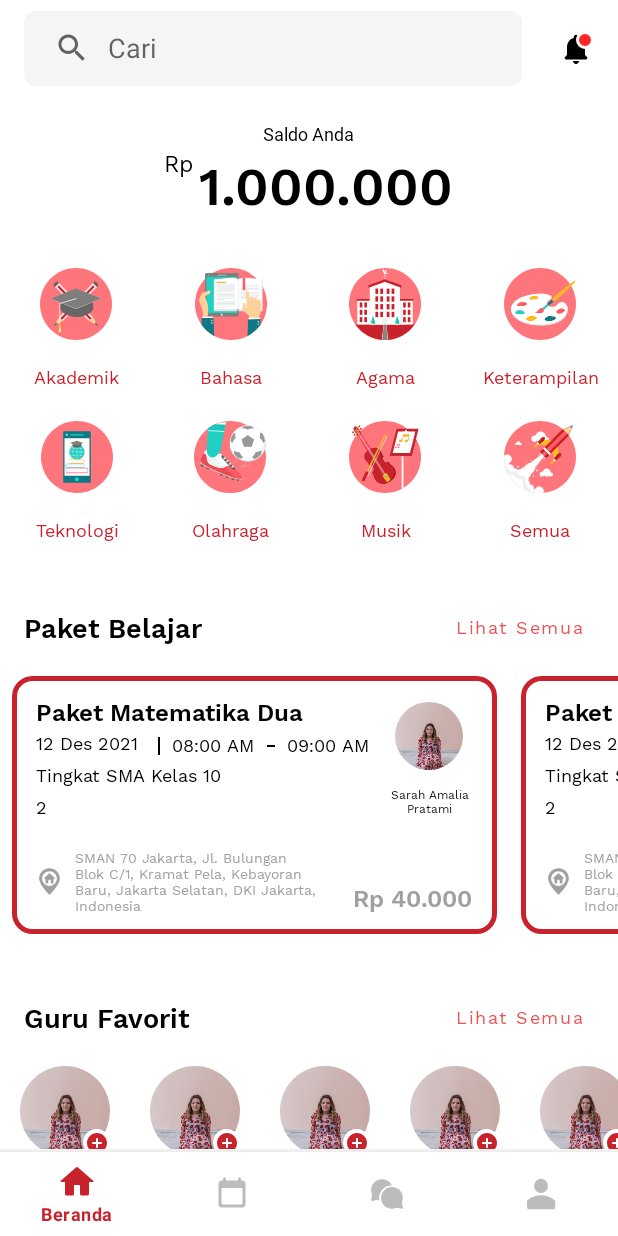
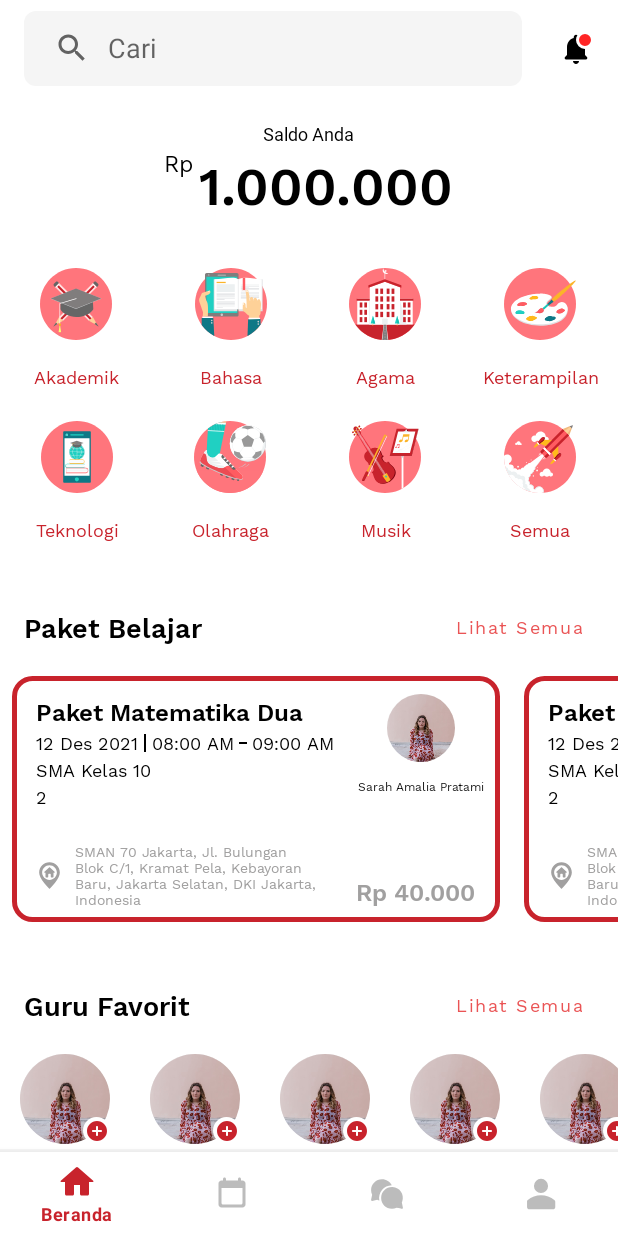
Before and after one commit to feryp/KelasBangsaMurid, an Android app: the HomeFragment screen opened directly, with no data from a screen before it, on a phone screen of 412 x 824 dp. Run offline under Robolectric (Android 15) with nearby library versions, the phone set to English and light mode, and no system bars; our stand-ins replace CircleImageView.

Commit message:
edit item_slider_paket_belajar.xml, tambah tingkat kelas di model PaketBelajar.kt

```diff
--- a/app/src/main/AndroidManifest.xml
+++ b/app/src/main/AndroidManifest.xml
@@ -11,7 +11,7 @@
         android:supportsRtl="true"
         android:theme="@style/AppTheme">
         <activity android:name=".NewPasswordActivity"></activity>
-        <activity android:name=".VerificationOTPActivity" />
+        <activity android:name=".VerificationForgotPasswordActivity" />
         <activity android:name=".ForgotPasswordActivity" />
         <activity android:name=".EditProfileActivity" />
         <activity android:name=".PersonalInfoActivity" />
--- a/app/src/main/java/com/kelasbangsa/murid/ForgotPasswordActivity.kt
+++ b/app/src/main/java/com/kelasbangsa/murid/ForgotPasswordActivity.kt
@@ -25,7 +25,7 @@ class ForgotPasswordActivity : AppCompatActivity() {
         }
 
         btnKirim?.setOnClickListener {
-            val kirimEmail = Intent(this, VerificationOTPActivity::class.java)
+            val kirimEmail = Intent(this, VerificationForgotPasswordActivity::class.java)
             startActivity(kirimEmail)
         }
     }
--- a/app/src/main/java/com/kelasbangsa/murid/VerificationOTPActivity.kt
+++ b/app/src/main/java/com/kelasbangsa/murid/VerificationForgotPasswordActivity.kt
@@ -9,7 +9,7 @@ import android.widget.Toast
 import com.goodiebag.pinview.Pinview
 import com.google.android.material.button.MaterialButton
 
-class VerificationOTPActivity : AppCompatActivity() {
+class VerificationForgotPasswordActivity : AppCompatActivity() {
 
     var btnBack : ImageButton? = null
     var btnKirimKode : MaterialButton? = null
@@ -17,7 +17,7 @@ class VerificationOTPActivity : AppCompatActivity() {
 
     override fun onCreate(savedInstanceState: Bundle?) {
         super.onCreate(savedInstanceState)
-        setContentView(R.layout.activity_verification_otp)
+        setContentView(R.layout.activity_verification_forgot_password)
 
         //INIT VIEW
         btnBack = findViewById(R.id.btn_back)
--- a/app/src/main/java/com/kelasbangsa/murid/adapter/SliderPakerBelajarAdapter.kt
+++ b/app/src/main/java/com/kelasbangsa/murid/adapter/SliderPakerBelajarAdapter.kt
@@ -5,6 +5,7 @@ import android.view.View
 import android.view.ViewGroup
 import android.widget.LinearLayout
 import android.widget.TextView
+import androidx.constraintlayout.widget.ConstraintLayout
 import androidx.recyclerview.widget.RecyclerView
 import com.kelasbangsa.murid.R
 import com.kelasbangsa.murid.model.PaketBelajar
@@ -14,7 +15,7 @@ class SliderPakerBelajarAdapter(
     private val data: List<PaketBelajar>
 ) : RecyclerView.Adapter<SliderPakerBelajarAdapter.SliderPaketBelajarViewHolder>() {
 
-    private val items : MutableList<LinearLayout>
+    private val items : MutableList<ConstraintLayout>
 
     init {
         this.items = ArrayList()
@@ -33,7 +34,8 @@ class SliderPakerBelajarAdapter(
         holder.tvTanggal.text = data[position].tglPaket
         holder.tvJamMulai.text = data[position].jamMulaiPaket
         holder.tvJamSelesai.text = data[position].jamSelesaiPaket
-        holder.tvTingkatPendidikan.text = data[position].tingkatPendidikanPaket
+        holder.tvTingPendidikan.text = data[position].tingkatPendidikanPaket
+        holder.tvTingKelas.text = data[position].tingkatKelasPaket
         holder.tvPeserta.text = data[position].jumlahPesertaPaket.toString()
         holder.imFotoGuru.setImageResource(data.get(position).fotoGuru)
         holder.tvNamaGuru.text = data[position].namaGuru
@@ -53,17 +55,18 @@ class SliderPakerBelajarAdapter(
     internal constructor(
         itemView: View
     ) : RecyclerView.ViewHolder(itemView){
-        val tvNamaPaket : TextView = itemView.findViewById(R.id.tv_item_nama_paket)
-        val tvTanggal : TextView = itemView.findViewById(R.id.tv_item_tgl_paket)
-        val tvJamMulai : TextView = itemView.findViewById(R.id.tv_item_jam_mulai_paket)
-        val tvJamSelesai : TextView = itemView.findViewById(R.id.tv_item_jam_selesai_paket)
-        val tvTingkatPendidikan : TextView = itemView.findViewById(R.id.tv_item_tingkat_pendidikan_paket)
-        val tvPeserta : TextView = itemView.findViewById(R.id.tv_item_peserta_paket)
+        val tvNamaPaket : TextView = itemView.findViewById(R.id.tv_nama_paket)
+        val tvTanggal : TextView = itemView.findViewById(R.id.tv_tgl_paket)
+        val tvJamMulai : TextView = itemView.findViewById(R.id.tv_jam_mulai_paket)
+        val tvJamSelesai : TextView = itemView.findViewById(R.id.tv_jam_selesai_paket)
+        val tvTingPendidikan : TextView = itemView.findViewById(R.id.tv_tingkat_pendidikan_paket)
+        val tvTingKelas : TextView = itemView.findViewById(R.id.tv_tingkat_kelas_paket)
+        val tvPeserta : TextView = itemView.findViewById(R.id.tv_jumlah_peserta_paket)
         val imFotoGuru : CircleImageView = itemView.findViewById(R.id.foto_guru_paket)
-        val tvNamaGuru : TextView = itemView.findViewById(R.id.tv_item_nama_guru_paket)
-        val tvAlamat : TextView = itemView.findViewById(R.id.tv_item_alamat_paket)
-        val tvHarga : TextView = itemView.findViewById(R.id.tv_item_harga_paket)
-        val card : LinearLayout = itemView.findViewById(R.id.card_paket_belajar)
+        val tvNamaGuru : TextView = itemView.findViewById(R.id.tv_nama_guru_paket)
+        val tvAlamat : TextView = itemView.findViewById(R.id.tv_alamat_paket)
+        val tvHarga : TextView = itemView.findViewById(R.id.tv_harga_paket)
+        val card : ConstraintLayout = itemView.findViewById(R.id.card_paket_belajar)
     }
 
 }
--- a/app/src/main/java/com/kelasbangsa/murid/fragment/HomeFragment.kt
+++ b/app/src/main/java/com/kelasbangsa/murid/fragment/HomeFragment.kt
@@ -45,7 +45,8 @@ class HomeFragment : Fragment() {
                             "12 Des 2021",
                             "08:00 AM",
                             "09:00 AM",
-                            "Tingkat SMA Kelas 10",
+                            "SMA",
+                            "Kelas 10",
                             2,
                             R.drawable.foto_example,
                             "Sarah Amalia Pratami",
--- a/app/src/main/java/com/kelasbangsa/murid/model/PaketBelajar.kt
+++ b/app/src/main/java/com/kelasbangsa/murid/model/PaketBelajar.kt
@@ -6,6 +6,7 @@ data class PaketBelajar (
     var jamMulaiPaket : String,
     var jamSelesaiPaket : String,
     var tingkatPendidikanPaket : String,
+    var tingkatKelasPaket : String,
     var jumlahPesertaPaket : Int,
     var fotoGuru : Int,
     var namaGuru : String,
--- a/app/src/main/res/layout/activity_verification_otp.xml
+++ b/app/src/main/res/layout/activity_verification_forgot_password.xml
@@ -6,7 +6,7 @@
     android:layout_width="match_parent"
     android:layout_height="match_parent"
     android:orientation="vertical"
-    tools:context=".VerificationOTPActivity">
+    tools:context=".VerificationForgotPasswordActivity">
 
     <com.google.android.material.appbar.AppBarLayout
         android:id="@+id/app_bar_layout"
@@ -132,7 +132,7 @@
             <com.google.android.material.button.MaterialButton
                 android:id="@+id/btn_kirim_ulang_kode"
                 style="@style/Widget.MaterialComponents.Button.TextButton"
-                android:layout_width="wrap_content"
+                android:layout_width="match_parent"
                 android:layout_height="wrap_content"
                 android:fontFamily="@font/work_sans_bold"
                 android:text="@string/btn_kirim_ulang_kode"
--- a/app/src/main/res/layout/item_slider_paket_belajar.xml
+++ b/app/src/main/res/layout/item_slider_paket_belajar.xml
@@ -1,81 +1,70 @@
 <?xml version="1.0" encoding="utf-8"?>
-<LinearLayout xmlns:android="http://schemas.android.com/apk/res/android"
+<androidx.constraintlayout.widget.ConstraintLayout
+    xmlns:android="http://schemas.android.com/apk/res/android"
     xmlns:tools="http://schemas.android.com/tools"
     xmlns:app="http://schemas.android.com/apk/res-auto"
     android:id="@+id/card_paket_belajar"
-    android:layout_width="323dp"
+    android:layout_width="325dp"
     android:layout_height="wrap_content"
     android:orientation="vertical"
     android:layout_marginStart="8dp"
     android:layout_marginEnd="8dp"
     android:layout_marginTop="8dp"
     android:layout_marginBottom="8dp"
-    android:paddingStart="16dp"
-    android:paddingEnd="16dp"
-    android:paddingTop="12dp"
-    android:paddingBottom="12dp"
     android:background="@drawable/bg_item_paket_belajar">
 
-    <LinearLayout
-        android:layout_width="match_parent"
-        android:layout_height="wrap_content"
-        android:orientation="horizontal"
-        android:baselineAligned="false">
-
-        <LinearLayout
-            android:layout_width="0dp"
-            android:layout_height="wrap_content"
-            android:layout_weight="4"
-            android:orientation="vertical">
 
     <TextView
-                android:id="@+id/tv_item_nama_paket"
+        android:id="@+id/tv_nama_paket"
         android:layout_width="wrap_content"
         android:layout_height="wrap_content"
+        android:layout_marginStart="16dp"
+        android:layout_marginTop="12dp"
+        android:fontFamily="@font/work_sans_semi_bold"
+        android:textColor="@color/hitam"
         android:textSize="16sp"
-                android:textColor="@color/hitam"
-                android:fontFamily="@font/work_sans_semi_bold"
+        app:layout_constraintStart_toStartOf="parent"
+        app:layout_constraintTop_toTopOf="parent"
         tools:text="Paket Belajar" />
 
     <LinearLayout
+        android:id="@+id/layout_tgl_paket"
+        android:layout_width="0dp"
+        android:layout_height="wrap_content"
+        android:layout_marginStart="16dp"
+        android:gravity="left|center_vertical"
+        android:orientation="horizontal"
+        app:layout_constraintStart_toStartOf="parent"
+        app:layout_constraintTop_toBottomOf="@id/tv_nama_paket"
+        tools:ignore="RtlHardcoded">
+
+        <TextView
+            android:id="@+id/tv_tgl_paket"
             android:layout_width="wrap_content"
             android:layout_height="wrap_content"
-                android:gravity="center"
-                android:orientation="horizontal">
-
-                <TextView
-                    android:id="@+id/tv_item_tgl_paket"
-                    android:layout_width="wrap_content"
-                    android:layout_height="wrap_content"
-                    tools:text="12 Des 2020"
-                    app:autoSizeTextType="uniform"
-                    app:autoSizeMinTextSize="10sp"
-                    app:autoSizeMaxTextSize="12sp"
-                    app:autoSizeStepGranularity="1sp"
+            android:fontFamily="@font/work_sans_regular"
             android:textColor="@color/hitam"
-                    android:fontFamily="@font/work_sans_regular"
-                    tools:ignore="SmallSp,UnusedAttribute" />
+            android:textSize="12sp"
+            tools:ignore="UnusedAttribute"
+            tools:text="12 Des 2020" />
 
         <View
             android:layout_width="1dp"
             android:layout_height="12dp"
-                    android:layout_marginStart="3dp"
-                    android:layout_marginEnd="3dp"
+            android:layout_marginStart="4dp"
+            android:layout_marginEnd="4dp"
             android:background="@color/hitam" />
 
         <TextView
-                    android:id="@+id/tv_item_jam_mulai_paket"
+            android:id="@+id/tv_jam_mulai_paket"
             android:layout_width="wrap_content"
             android:layout_height="wrap_content"
-                    tools:text="08:00 AM"
+            android:fontFamily="@font/work_sans_regular"
             android:gravity="center"
-                    app:autoSizeTextType="uniform"
-                    app:autoSizeMinTextSize="10sp"
-                    app:autoSizeMaxTextSize="12sp"
-                    app:autoSizeStepGranularity="1sp"
             android:textColor="@color/hitam"
-                    android:fontFamily="@font/work_sans_regular"
-                    tools:ignore="SmallSp,UnusedAttribute" />
+            android:textSize="12sp"
+            tools:ignore="UnusedAttribute"
+            tools:text="08:00 AM" />
 
         <View
             android:layout_width="5dp"
@@ -85,84 +74,101 @@
             android:background="@color/hitam" />
 
         <TextView
-                    android:id="@+id/tv_item_jam_selesai_paket"
+            android:id="@+id/tv_jam_selesai_paket"
             android:layout_width="wrap_content"
             android:layout_height="wrap_content"
-                    tools:text="09:00 AM"
+            android:fontFamily="@font/work_sans_regular"
             android:gravity="center"
-                    app:autoSizeTextType="uniform"
-                    app:autoSizeMinTextSize="10sp"
-                    app:autoSizeMaxTextSize="12sp"
-                    app:autoSizeStepGranularity="1sp"
             android:textColor="@color/hitam"
-                    android:fontFamily="@font/work_sans_regular"
-                    tools:ignore="SmallSp,UnusedAttribute" />
+           android:textSize="12sp"
+            tools:ignore="UnusedAttribute"
+            tools:text="09:00 AM" />
 
     </LinearLayout>
 
     <TextView
-                android:id="@+id/tv_item_tingkat_pendidikan_paket"
+        android:id="@+id/tv_tingkat_pendidikan_paket"
         android:layout_width="wrap_content"
         android:layout_height="wrap_content"
-                app:autoSizeTextType="uniform"
-                app:autoSizeMinTextSize="10sp"
-                app:autoSizeMaxTextSize="12sp"
-                app:autoSizeStepGranularity="1sp"
+        android:layout_marginStart="16dp"
+        android:fontFamily="@font/work_sans_regular"
         android:textColor="@color/hitam"
-                android:fontFamily="@font/work_sans_regular"
-                tools:text="Tingkat SMA Kelas 10"
-                tools:ignore="SmallSp" />
+        android:textSize="12sp"
+        app:layout_constraintStart_toStartOf="parent"
+        app:layout_constraintTop_toBottomOf="@id/layout_tgl_paket"
+        tools:text="SMA" />
 
     <TextView
-                android:id="@+id/tv_item_peserta_paket"
+        android:id="@+id/tv_tingkat_kelas_paket"
         android:layout_width="wrap_content"
         android:layout_height="wrap_content"
-                app:autoSizeTextType="uniform"
-                app:autoSizeMinTextSize="10sp"
-                app:autoSizeMaxTextSize="12sp"
-                app:autoSizeStepGranularity="1sp"
+        android:layout_marginStart="4dp"
+        android:fontFamily="@font/work_sans_regular"
         android:textColor="@color/hitam"
+        android:textSize="12sp"
+        app:layout_constraintStart_toEndOf="@+id/tv_tingkat_pendidikan_paket"
+        app:layout_constraintTop_toBottomOf="@id/layout_tgl_paket"
+        tools:text="Kelas 10" />
+
+    <TextView
+        android:id="@+id/tv_jumlah_peserta_paket"
+        android:layout_width="wrap_content"
+        android:layout_height="wrap_content"
+        android:layout_marginStart="16dp"
         android:fontFamily="@font/work_sans_regular"
-                tools:text="2 Peserta"
-                tools:ignore="SmallSp" />
+        android:textColor="@color/hitam"
+        android:textSize="12sp"
+        app:layout_constraintStart_toStartOf="parent"
+        app:layout_constraintTop_toBottomOf="@id/tv_tingkat_pendidikan_paket"
+        tools:text="2 Peserta" />
 
-        </LinearLayout>
 
     <LinearLayout
-            android:layout_width="0dp"
-            android:layout_height="match_parent"
-            android:layout_weight="1"
+        android:id="@+id/linearLayout3"
+        android:layout_width="wrap_content"
+        android:layout_height="wrap_content"
+        android:layout_marginTop="12dp"
+        android:layout_marginEnd="10dp"
         android:gravity="center"
-            android:orientation="vertical">
+        android:orientation="vertical"
+        app:layout_constraintEnd_toEndOf="parent"
+        app:layout_constraintTop_toTopOf="parent">
 
         <de.hdodenhof.circleimageview.CircleImageView
             android:id="@+id/foto_guru_paket"
             android:layout_width="45dp"
             android:layout_height="45dp"
-                android:background="@drawable/ic_placeholder"/>
+            android:background="@drawable/ic_placeholder" />
 
         <TextView
-                android:id="@+id/tv_item_nama_guru_paket"
+            android:id="@+id/tv_nama_guru_paket"
             android:layout_width="wrap_content"
             android:layout_height="wrap_content"
+            android:layout_marginTop="10dp"
+            android:fontFamily="@font/work_sans_regular"
             android:gravity="center"
-                android:layout_marginTop="10dp"
+            android:textColor="@color/hitam"
             android:textSize="8sp"
-                android:textColor="@color/hitam"
-                android:fontFamily="@font/work_sans_regular"
-                tools:text="John Doe"
-                tools:ignore="SmallSp" />
+            tools:ignore="SmallSp"
+            tools:text="John Doe" />
+
 
     </LinearLayout>
 
-    </LinearLayout>
 
     <LinearLayout
-        android:layout_width="match_parent"
+        android:layout_width="0dp"
         android:layout_height="wrap_content"
-        android:layout_marginTop="14dp"
+        android:layout_marginStart="16dp"
+        android:layout_marginTop="20dp"
+        android:layout_marginEnd="16dp"
+        android:layout_marginBottom="8dp"
+        android:baselineAligned="false"
         android:orientation="horizontal"
-        android:baselineAligned="false">
+        app:layout_constraintBottom_toBottomOf="parent"
+        app:layout_constraintEnd_toEndOf="parent"
+        app:layout_constraintStart_toStartOf="parent"
+        app:layout_constraintTop_toBottomOf="@id/tv_jumlah_peserta_paket">
 
         <LinearLayout
             android:layout_width="0dp"
@@ -172,37 +178,37 @@
             android:orientation="horizontal">
 
             <TextView
-                android:id="@+id/tv_item_alamat_paket"
+                android:id="@+id/tv_alamat_paket"
                 android:layout_width="wrap_content"
                 android:layout_height="wrap_content"
                 android:drawablePadding="8dp"
+                android:fontFamily="@font/work_sans_regular"
+                android:textColor="@color/abu"
                 android:textSize="9sp"
-                android:textColor="@color/abu"
-                android:fontFamily="@font/work_sans_regular"
-                tools:text="SMAN 70 Jakarta, Jl. Bulungan Blok C/1, Kramat Pela, Kebayoran Baru, Jakarta Selatan, DKI Jakarta, Indonesia"
+                app:drawableStartCompat="@drawable/ic_address_grey"
                 tools:ignore="SmallSp"
-                app:drawableStartCompat="@drawable/ic_address_grey" />
+                tools:text="SMAN 70 Jakarta, Jl. Bulungan Blok C/1, Kramat Pela, Kebayoran Baru, Jakarta Selatan, DKI Jakarta, Indonesia" />
 
         </LinearLayout>
 
         <LinearLayout
             android:layout_width="0dp"
             android:layout_height="match_parent"
-            android:gravity="center|end"
-            android:layout_weight="1">
+            android:layout_weight="1"
+            android:gravity="center|end">
 
             <TextView
-                android:id="@+id/tv_item_harga_paket"
+                android:id="@+id/tv_harga_paket"
                 android:layout_width="wrap_content"
                 android:layout_height="match_parent"
+                android:fontFamily="@font/work_sans_semi_bold"
                 android:gravity="bottom"
+                android:textColor="@color/abu"
                 android:textSize="16sp"
-                android:textColor="@color/abu"
-                android:fontFamily="@font/work_sans_semi_bold"
                 tools:text="Rp 40.000" />
 
         </LinearLayout>
 
     </LinearLayout>
 
-</LinearLayout>
+</androidx.constraintlayout.widget.ConstraintLayout>
```
Lines whose indentation alone changed are shown as unchanged.
